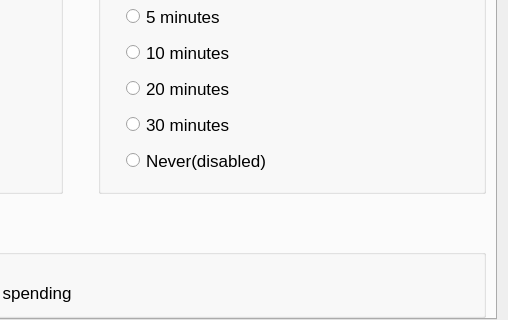
This is windows/x_walletconfig.ui in 0xkobe/mwc-wallet as Qt 5 draws it before an edit; both pictures show x 347 to 855 and y 223 to 543 of the 855 by 656 pixel window. The edited form follows.
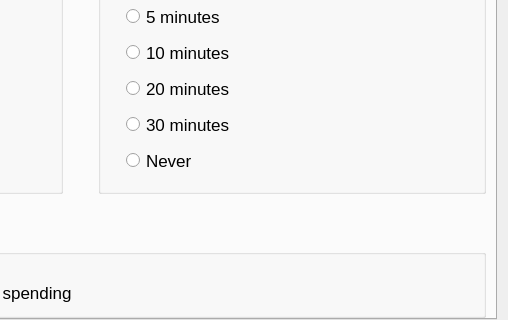
This is the edited form. The open tabs and pages were chosen to show the change. Icons and pictures are not drawn. Custom widgets are drawn as their Qt base class.

Commit message: https://github.com/mwcproject/mwc-qt-wallet/issues/331

What changed in the file:
```diff
--- a/windows/x_walletconfig.ui
+++ b/windows/x_walletconfig.ui
@@ -856,7 +856,7 @@
             <item>
              <widget class="QRadioButton" name="logout_never">
               <property name="text">
-               <string>Never(disabled)</string>
+               <string>Never</string>
               </property>
              </widget>
             </item>
```
Left out of the diff: 2 changed lines with no effect on the pictures.
